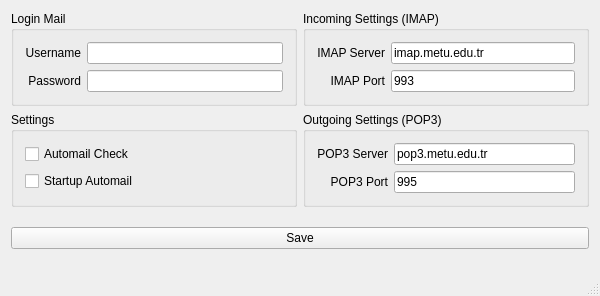
furkantokac/Faunus-Old, file src/view.ui: the form before one commit.
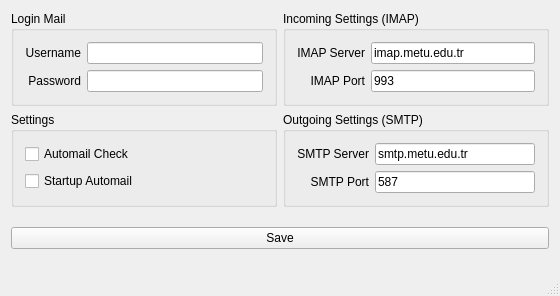
The form after the commit.

What changed in the file:
```diff
--- a/src/view.ui
+++ b/src/view.ui
@@ -6,7 +6,7 @@
    <rect>
     <x>0</x>
     <y>0</y>
-    <width>600</width>
+    <width>560</width>
     <height>296</height>
    </rect>
   </property>
@@ -41,13 +41,13 @@
     <item row="1" column="1">
      <widget class="QGroupBox" name="groupBox_pop3">
       <property name="title">
-       <string>Outgoing Settings (POP3)</string>
+       <string>Outgoing Settings (SMTP)</string>
       </property>
       <layout class="QGridLayout" name="gridLayout_6">
        <item row="0" column="0">
         <widget class="QLabel" name="label_4">
          <property name="text">
-          <string>POP3 Server</string>
+          <string>SMTP Server</string>
          </property>
          <property name="alignment">
           <set>Qt::AlignRight|Qt::AlignTrailing|Qt::AlignVCenter</set>
@@ -57,7 +57,7 @@
        <item row="0" column="1">
         <widget class="QLineEdit" name="lne_pop3_server">
          <property name="text">
-          <string>pop3.metu.edu.tr</string>
+          <string>smtp.metu.edu.tr</string>
          </property>
          <property name="frame">
           <bool>true</bool>
@@ -67,7 +67,7 @@
        <item row="1" column="0">
         <widget class="QLabel" name="label_3">
          <property name="text">
-          <string>POP3 Port</string>
+          <string>SMTP Port</string>
          </property>
          <property name="alignment">
           <set>Qt::AlignRight|Qt::AlignTrailing|Qt::AlignVCenter</set>
@@ -77,7 +77,7 @@
        <item row="1" column="1">
         <widget class="QLineEdit" name="lne_pop3_port">
          <property name="text">
-          <string>995</string>
+          <string>587</string>
          </property>
         </widget>
        </item>
```
Left out of the diff: 8 changed lines with no effect on the pictures.
